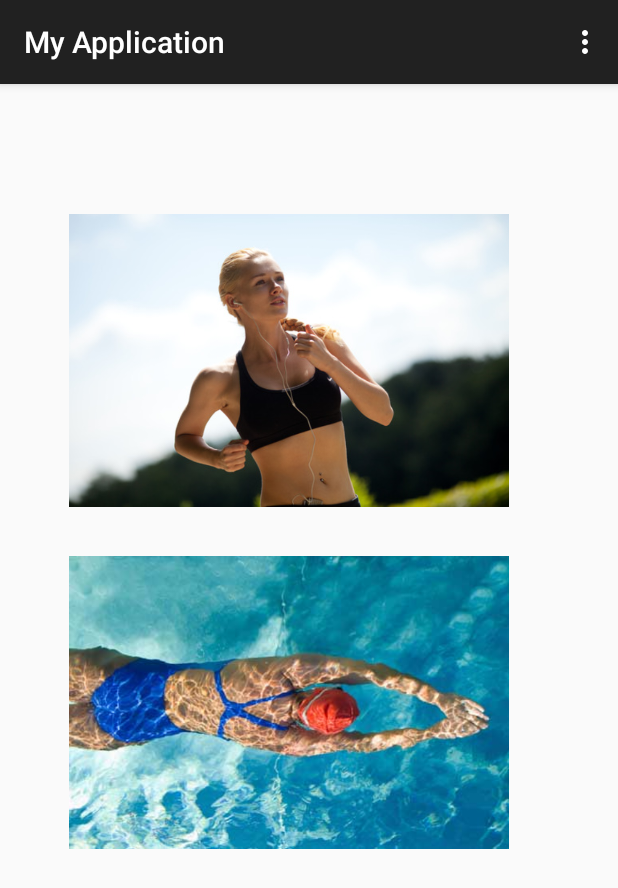
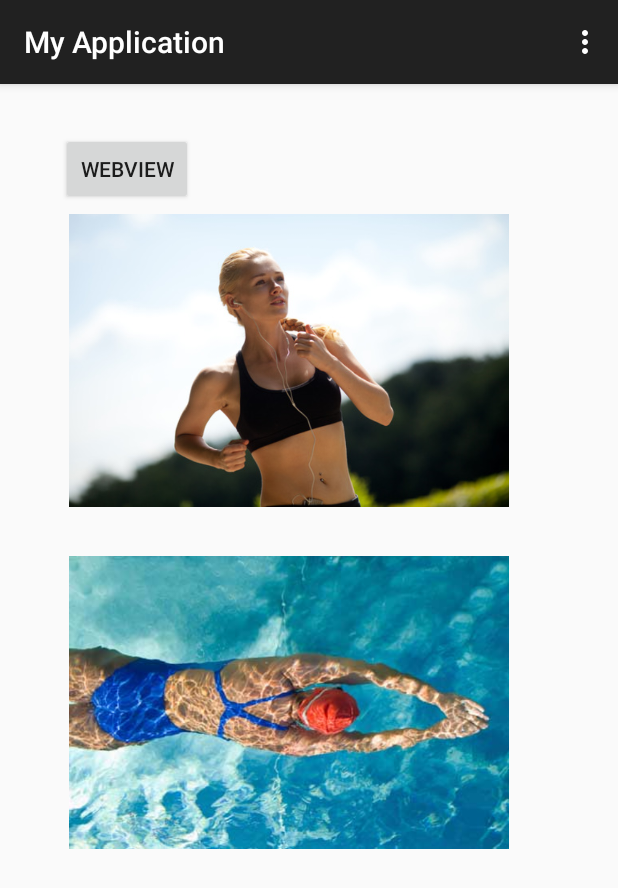
Before and after one commit to asafho/pickarace, an Android app: the screen it shows after launch (MainViewActivity), on a phone screen of 412 x 824 dp. Shown: the top 888 px of the screen. Run offline under Robolectric (Android 15) with nearby library versions, the phone set to English and light mode, and no system bars.

Commit message:
add web view

```diff
--- a/android/MyApplication/app/src/main/AndroidManifest.xml
+++ b/android/MyApplication/app/src/main/AndroidManifest.xml
@@ -20,6 +20,10 @@
             android:name=".ListActivity"
             android:label="@string/title_activity_list" >
         </activity>
+        <activity
+            android:name=".webViewActivity">
+    </activity>
+
     </application>
 
     <!-- Internet Permissions -->
--- a/android/MyApplication/app/src/main/res/layout/main_view.xml
+++ b/android/MyApplication/app/src/main/res/layout/main_view.xml
@@ -28,4 +28,13 @@
         android:layout_y="299dp"
         android:background="@drawable/swim"
         android:focusableInTouchMode="true" />
+
+    <Button
+        android:layout_width="wrap_content"
+        android:layout_height="wrap_content"
+        android:text="webView"
+        android:id="@+id/openWeb"
+        android:layout_x="25dp"
+        android:layout_y="17dp"
+        android:onClick="openWebView" />
 </AbsoluteLayout>
--- /dev/null
+++ b/android/MyApplication/app/src/main/res/layout/webview.xml
@@ -0,0 +1,6 @@
+<?xml version="1.0" encoding="utf-8"?>
+<WebView xmlns:android="http://schemas.android.com/apk/res/android"
+    android:layout_width="match_parent" android:layout_height="match_parent"
+    android:id="@+id/webview">
+
+</WebView>
```
Also changed, not shown: android/MyApplication/app/src/main/java/com/example/asafh/myapplication/MainViewActivity.java (+12 -6 lines), android/MyApplication/app/src/main/java/com/example/asafh/myapplication/webViewActivity.java (added, +41 -0 lines), 1 other file.
